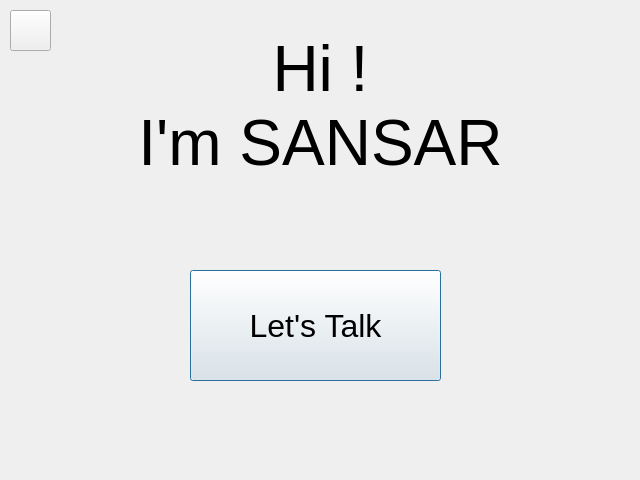
Above: UI/smrr_ui/src/ui/screen_home.ui from ENTC-FYP-19-G08/ismrr before the change. Below: the same form after it.
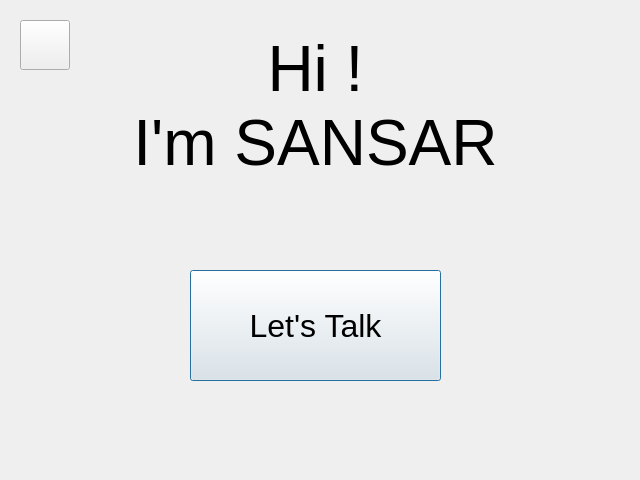
That is the form after the change. Icons and pictures are not drawn.

Patch:
```diff
--- a/UI/smrr_ui/src/ui/screen_home.ui
+++ b/UI/smrr_ui/src/ui/screen_home.ui
@@ -24,9 +24,9 @@
   <widget class="QLabel" name="label">
    <property name="geometry">
     <rect>
-     <x>10</x>
+     <x>20</x>
      <y>30</y>
-     <width>621</width>
+     <width>591</width>
      <height>151</height>
     </rect>
    </property>
@@ -64,10 +64,10 @@
   <widget class="QPushButton" name="btnSettings">
    <property name="geometry">
     <rect>
-     <x>10</x>
-     <y>10</y>
-     <width>41</width>
-     <height>41</height>
+     <x>20</x>
+     <y>20</y>
+     <width>50</width>
+     <height>50</height>
     </rect>
    </property>
    <property name="font">
```
